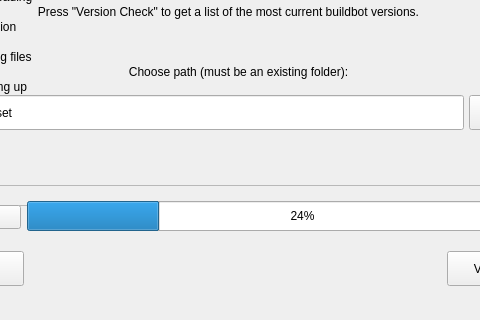
First picture: the form in mainwindow.ui, repository overmindstudios/BlenderUpdater, before the edit; both pictures show x 113 to 593 and y 115 to 435 of the 700 by 435 pixel window.
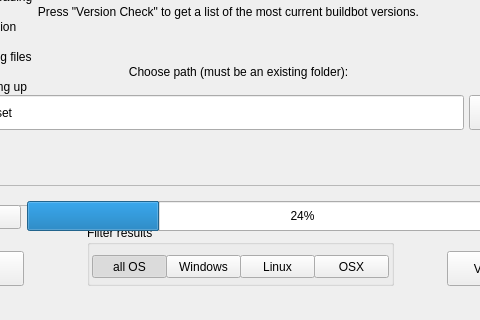
Second picture: the form after the edit. Icons and pictures are not drawn.

Commit message: added results filtering

```diff
--- a/mainwindow.ui
+++ b/mainwindow.ui
@@ -383,6 +383,117 @@
      </property>
     </widget>
    </widget>
+   <widget class="QGroupBox" name="btngrp_filter">
+    <property name="geometry">
+     <rect>
+      <x>200</x>
+      <y>340</y>
+      <width>307</width>
+      <height>61</height>
+     </rect>
+    </property>
+    <property name="title">
+     <string>Filter results</string>
+    </property>
+    <widget class="QPushButton" name="btn_osx">
+     <property name="geometry">
+      <rect>
+       <x>227</x>
+       <y>30</y>
+       <width>75</width>
+       <height>23</height>
+      </rect>
+     </property>
+     <property name="text">
+      <string>OSX</string>
+     </property>
+     <property name="icon">
+      <iconset resource="res.qrc">
+       <normaloff>:/newPrefix/images/Apple-icon.png</normaloff>:/newPrefix/images/Apple-icon.png</iconset>
+     </property>
+     <property name="checkable">
+      <bool>true</bool>
+     </property>
+     <property name="autoExclusive">
+      <bool>true</bool>
+     </property>
+    </widget>
+    <widget class="QPushButton" name="btn_windows">
+     <property name="geometry">
+      <rect>
+       <x>79</x>
+       <y>30</y>
+       <width>75</width>
+       <height>23</height>
+      </rect>
+     </property>
+     <property name="autoFillBackground">
+      <bool>false</bool>
+     </property>
+     <property name="text">
+      <string>Windows</string>
+     </property>
+     <property name="icon">
+      <iconset resource="res.qrc">
+       <normaloff>:/newPrefix/images/Windows-icon.png</normaloff>:/newPrefix/images/Windows-icon.png</iconset>
+     </property>
+     <property name="checkable">
+      <bool>true</bool>
+     </property>
+     <property name="autoExclusive">
+      <bool>true</bool>
+     </property>
+     <property name="flat">
+      <bool>false</bool>
+     </property>
+    </widget>
+    <widget class="QPushButton" name="btn_allos">
+     <property name="geometry">
+      <rect>
+       <x>5</x>
+       <y>30</y>
+       <width>75</width>
+       <height>23</height>
+      </rect>
+     </property>
+     <property name="text">
+      <string>all OS</string>
+     </property>
+     <property name="checkable">
+      <bool>true</bool>
+     </property>
+     <property name="checked">
+      <bool>true</bool>
+     </property>
+     <property name="autoExclusive">
+      <bool>true</bool>
+     </property>
+    </widget>
+    <widget class="QPushButton" name="btn_linux">
+     <property name="geometry">
+      <rect>
+       <x>153</x>
+       <y>30</y>
+       <width>75</width>
+       <height>23</height>
+      </rect>
+     </property>
+     <property name="text">
+      <string>Linux</string>
+     </property>
+     <property name="icon">
+      <iconset resource="res.qrc">
+       <normaloff>:/newPrefix/images/Linux-icon.png</normaloff>:/newPrefix/images/Linux-icon.png</iconset>
+     </property>
+     <property name="checkable">
+      <bool>true</bool>
+     </property>
+     <property name="autoExclusive">
+      <bool>true</bool>
+     </property>
+    </widget>
+   </widget>
+   <zorder>btngrp_filter</zorder>
    <zorder>frm_start</zorder>
    <zorder>btn_Quit</zorder>
    <zorder>btn_Check</zorder>
```
The commit also changes 2 other files.
